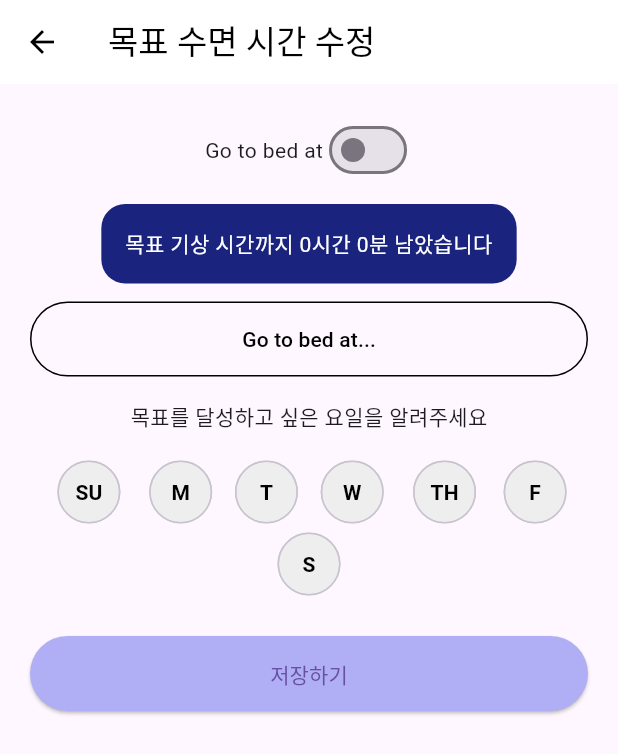
After one commit to Ko-o-ala/Frontend, a Flutter app: the SleepGoalScreen screen opened by its route, on a phone screen of 412 x 824 dp. The commit adds this screen. Shown: the top 754 px of the screen. Run offline on Flutter 3.47's test engine with Material 3 defaults, Android fonts, the phone set to English and light mode, and no system bars; our stand-ins replace hive, hive_flutter, percent_indicator, uni_links; accounts and stored records are empty.

Commit message:
time set 페이지 게발

```diff
--- a/lib/main.dart
+++ b/lib/main.dart
@@ -1,4 +1,5 @@
 import 'package:flutter/material.dart';
+import 'package:my_app/sleep_time/sleep_goal_screen.dart';
 
 import 'package:provider/provider.dart'; // ✅ provider 추가
 import 'package:my_app/login/login.dart';
@@ -59,6 +60,7 @@ class MyApp extends StatelessWidget {
 
         '/login': (context) => LoginScreen(),
         '/sign-in': (context) => SignInScreen(),
+        '/time-set': (context) => SleepGoalScreen(),
       },
     );
   }
--- a/lib/sleep_dashboard/sleep_dashboard.dart
+++ b/lib/sleep_dashboard/sleep_dashboard.dart
@@ -83,7 +83,9 @@ class SleepDashboard extends StatelessWidget {
               SizedBox(
                 width: double.infinity,
                 child: ElevatedButton(
-                  onPressed: () {},
+                  onPressed: () {
+                    Navigator.pushNamed(context, '/time-set'); // 👉 이 안에 있어야 함!
+                  },
                   style: ElevatedButton.styleFrom(
                     padding: const EdgeInsets.symmetric(vertical: 14),
                     backgroundColor: Color(0xFF5890FF),
@@ -94,6 +96,7 @@ class SleepDashboard extends StatelessWidget {
                   child: const Text('목표 수면시간 수정하기  +'),
                 ),
               ),
+
               const SizedBox(height: 24),
               Row(
                 mainAxisAlignment: MainAxisAlignment.spaceBetween,
--- /dev/null
+++ b/lib/sleep_time/sleep_goal_screen.dart
@@ -0,0 +1,149 @@
+import 'package:flutter/material.dart';
+import 'weekday_selector.dart'; // 요일 위젯 import
+
+class SleepGoalScreen extends StatefulWidget {
+  @override
+  State<SleepGoalScreen> createState() => _SleepGoalScreenState();
+}
+
+class _SleepGoalScreenState extends State<SleepGoalScreen> {
+  bool isWakeUpMode = false;
+  TimeOfDay selectedTime = TimeOfDay(hour: 23, minute: 0);
+  Set<int> selectedDays = {};
+
+  @override
+  Widget build(BuildContext context) {
+    return Scaffold(
+      appBar: AppBar(
+        title: Text('목표 수면 시간 수정', style: TextStyle(color: Colors.black)),
+        backgroundColor: Colors.white,
+        elevation: 0,
+        foregroundColor: Colors.black,
+      ),
+      body: SingleChildScrollView(
+        child: ConstrainedBox(
+          constraints: BoxConstraints(
+            minHeight: MediaQuery.of(context).size.height,
+          ),
+          child: Padding(
+            padding: const EdgeInsets.all(20.0),
+            child: Column(
+              children: [
+                // 🌓 토글 버튼
+                Row(
+                  mainAxisAlignment: MainAxisAlignment.center,
+                  children: [
+                    Text(isWakeUpMode ? 'Wake up at' : 'Go to bed at'),
+                    Switch(
+                      value: isWakeUpMode,
+                      onChanged: (value) {
+                        setState(() {
+                          isWakeUpMode = value;
+                        });
+                      },
+                    ),
+                  ],
+                ),
+
+                // 📘 상태 안내 배너
+                Container(
+                  margin: EdgeInsets.symmetric(vertical: 12),
+                  padding: EdgeInsets.all(16),
+                  decoration: BoxDecoration(
+                    color: Colors.indigo.shade900,
+                    borderRadius: BorderRadius.circular(16),
+                  ),
+                  child: Text(
+                    isWakeUpMode
+                        ? '0시간 0분 수면을 취하실 수 있습니다'
+                        : '목표 기상 시간까지 0시간 0분 남았습니다',
+                    style: TextStyle(color: Colors.white),
+                    textAlign: TextAlign.center,
+                  ),
+                ),
+
+                // 🕰️ 시간 선택 버튼
+                OutlinedButton(
+                  onPressed: () async {
+                    final picked = await showTimePicker(
+                      context: context,
+                      initialTime: selectedTime,
+                    );
+                    if (picked != null) {
+                      setState(() {
+                        selectedTime = picked;
+                      });
+                    }
+                  },
+                  style: OutlinedButton.styleFrom(
+                    minimumSize: Size(double.infinity, 50),
+                    shape: RoundedRectangleBorder(
+                      borderRadius: BorderRadius.circular(30),
+                    ),
+                    side: BorderSide(color: Colors.black),
+                  ),
+                  child: Text(
+                    isWakeUpMode ? 'Wake up at...' : 'Go to bed at...',
+                    style: TextStyle(color: Colors.black),
+                  ),
+                ),
+
+                // 📅 요일 선택
+                Padding(
+                  padding: const EdgeInsets.symmetric(vertical: 16),
+                  child: Text('목표를 달성하고 싶은 요일을 알려주세요'),
+                ),
+                WeekdaySelector(
+                  selectedDays: selectedDays,
+                  onDayToggle: (index) {
+                    setState(() {
+                      if (selectedDays.contains(index)) {
+                        selectedDays.remove(index);
+                      } else {
+                        selectedDays.add(index);
+                      }
+                    });
+                  },
+                ),
+
+                SizedBox(height: 24),
+
+                // 💾 저장 버튼
+                ElevatedButton(
+                  onPressed: () {
+                    // TODO: 저장 로직
+                  },
+                  child: Text('저장하기'),
+                  style: ElevatedButton.styleFrom(
+                    backgroundColor: Color(0xFFB0AEF4),
+                    minimumSize: Size(double.infinity, 50),
+                    shape: RoundedRectangleBorder(
+                      borderRadius: BorderRadius.circular(25),
+                    ),
+                  ),
+                ),
+              ],
+            ),
+          ),
+        ),
+      ),
+
+      // ⛵ 바텀 네비게이션
+      bottomNavigationBar: BottomNavigationBar(
+        currentIndex: 1,
+        items: [
+          BottomNavigationBarItem(icon: Icon(Icons.home), label: 'Home'),
+          BottomNavigationBarItem(
+            icon: Icon(Icons.bar_chart),
+            label: 'Statics',
+          ),
+          BottomNavigationBarItem(
+            icon: Icon(Icons.brightness_2),
+            label: 'Discover',
+          ),
+          BottomNavigationBarItem(icon: Icon(Icons.person), label: 'Profile'),
+        ],
+      ),
+    );
+  }
+}
--- /dev/null
+++ b/lib/sleep_time/weekday_selector.dart
@@ -0,0 +1,37 @@
+import 'package:flutter/material.dart';
+
+class WeekdaySelector extends StatelessWidget {
+  final Set<int> selectedDays;
+  final ValueChanged<int> onDayToggle;
+
+  const WeekdaySelector({
+    Key? key,
+    required this.selectedDays,
+    required this.onDayToggle,
+  }) : super(key: key);
+
+  @override
+  Widget build(BuildContext context) {
+    const dayLabels = ['SU', 'M', 'T', 'W', 'TH', 'F', 'S'];
+
+    return Wrap(
+      spacing: 8,
+      alignment: WrapAlignment.center,
+      children: List.generate(7, (index) {
+        return ChoiceChip(
+          label: Text(dayLabels[index]),
+          selected: selectedDays.contains(index),
+          onSelected: (_) => onDayToggle(index),
+          selectedColor: const Color(0xFF8183D9),
+          backgroundColor: Colors.grey.shade200,
+          labelStyle: TextStyle(
+            color: selectedDays.contains(index) ? Colors.white : Colors.black,
+            fontWeight: FontWeight.bold,
+          ),
+          shape: CircleBorder(side: BorderSide.none),
+          padding: EdgeInsets.all(10),
+        );
+      }),
+    );
+  }
+}
```
